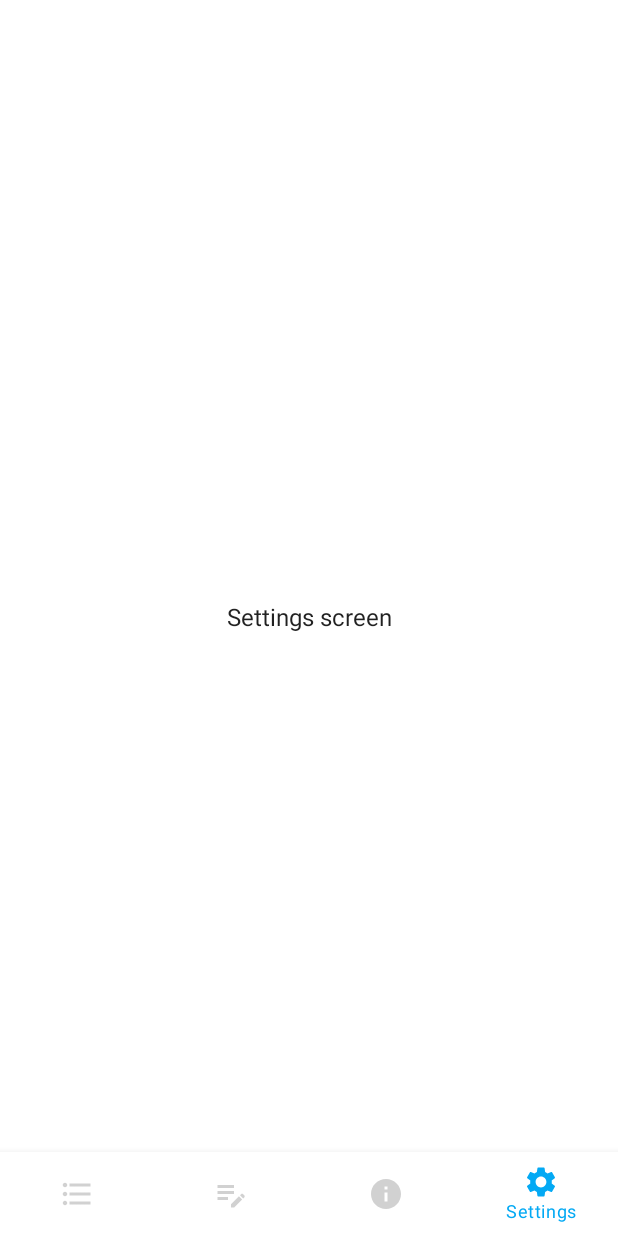
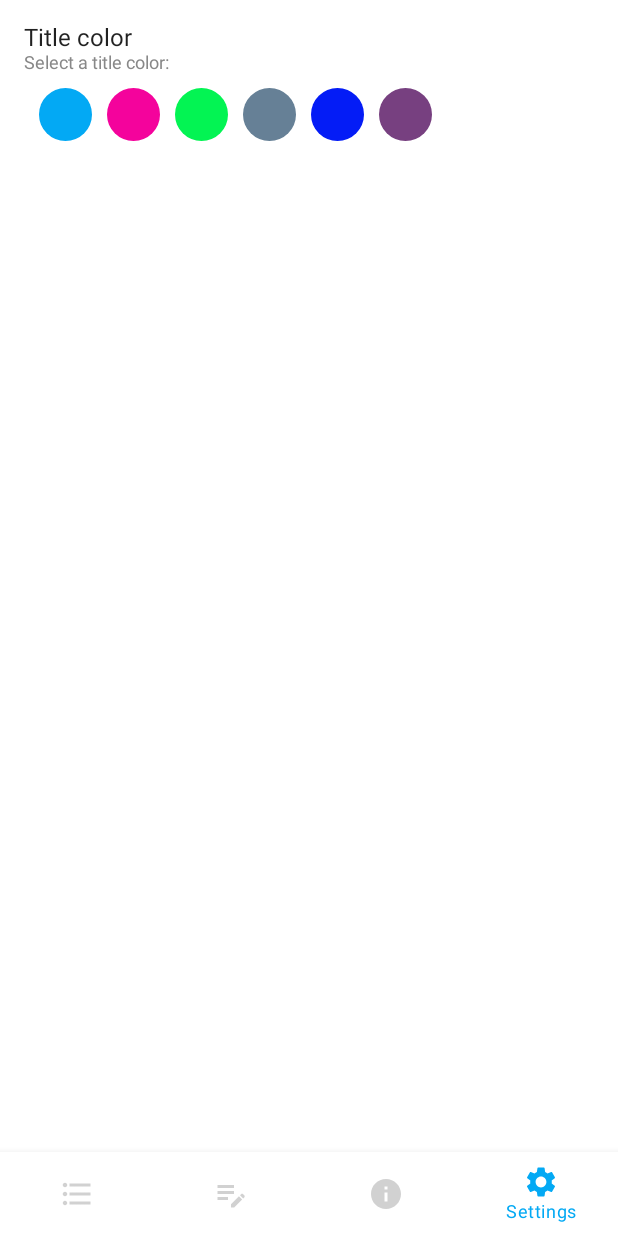
Before and after one commit to anmischenko/ShoppingList, an Android app built with Jetpack Compose: the screen it shows after launch (MainActivity), item 4 of the bottom bar chosen, on a phone screen of 412 x 824 dp. Run offline under Robolectric (Android 15) with nearby library versions, the phone set to English and light mode, and no system bars; our stand-ins replace Dagger/Hilt's generated code, Room's generated code.

Commit message:
UI settings

```diff
--- /dev/null
+++ b/app/src/main/java/com/example/shoppinglist/settings_screen/ColorItem.kt
@@ -0,0 +1,6 @@
+package com.example.shoppinglist.settings_screen
+
+data class ColorItem(
+    val color: String,
+    val isSelected: Boolean
+)
--- /dev/null
+++ b/app/src/main/java/com/example/shoppinglist/settings_screen/ColorUtils.kt
@@ -0,0 +1,12 @@
+package com.example.shoppinglist.settings_screen
+
+object ColorUtils {
+    val colorList = listOf(
+        "#03A9F4",
+        "#F4039C",
+        "#03F453",
+        "#668096",
+        "#041CF6",
+        "#774080"
+    )
+}
--- /dev/null
+++ b/app/src/main/java/com/example/shoppinglist/settings_screen/SettingsEvent.kt
@@ -0,0 +1,5 @@
+package com.example.shoppinglist.settings_screen
+
+sealed class SettingsEvent {
+    data class OnItemSelected(val color: String): SettingsEvent()
+}
--- a/app/src/main/java/com/example/shoppinglist/settings_screen/SettingsScreen.kt
+++ b/app/src/main/java/com/example/shoppinglist/settings_screen/SettingsScreen.kt
@@ -1,18 +1,44 @@
 package com.example.shoppinglist.settings_screen
 
+import androidx.compose.foundation.layout.Column
 import androidx.compose.foundation.layout.fillMaxSize
-import androidx.compose.foundation.layout.wrapContentHeight
-import androidx.compose.foundation.layout.wrapContentWidth
+import androidx.compose.foundation.layout.fillMaxWidth
+import androidx.compose.foundation.layout.padding
+import androidx.compose.foundation.lazy.LazyRow
+import androidx.compose.foundation.lazy.items
 import androidx.compose.material.Text
 import androidx.compose.runtime.Composable
 import androidx.compose.ui.Modifier
+import androidx.compose.ui.graphics.Color
+import androidx.compose.ui.unit.dp
+import androidx.compose.ui.unit.sp
+import androidx.hilt.navigation.compose.hiltViewModel
 
 @Composable
-fun SettingsScreen() {
-    Text(
-        text = "Settings screen",
-        modifier = Modifier.fillMaxSize()
-            .wrapContentWidth()
-            .wrapContentHeight()
-    )
+fun SettingsScreen(
+    viewModel: SettingsViewModel = hiltViewModel()
+) {
+    val list = viewModel.colorItemListState.value
+    Column(
+        modifier = Modifier
+            .fillMaxSize()
+            .padding(16.dp)
+    ) {
+        Text(
+            text = "Title color",
+            fontSize = 16.sp
+        )
+        Text(
+            text = "Select a title color:",
+            fontSize = 12.sp,
+            color = Color.Gray
+        )
+        LazyRow(modifier = Modifier
+            .fillMaxWidth()
+            .padding(top = 10.dp)) {
+            items(list) {item ->
+                UiColorItem(item)
+            }
+        }
+    }
 }
--- /dev/null
+++ b/app/src/main/java/com/example/shoppinglist/settings_screen/SettingsViewModel.kt
@@ -0,0 +1,28 @@
+package com.example.shoppinglist.settings_screen
+
+import androidx.compose.runtime.mutableStateOf
+import androidx.lifecycle.ViewModel
+import androidx.lifecycle.viewModelScope
+import dagger.hilt.android.lifecycle.HiltViewModel
+import kotlinx.coroutines.launch
+import javax.inject.Inject
+
+@HiltViewModel
+class SettingsViewModel @Inject constructor() : ViewModel() {
+    val colorItemListState = mutableStateOf<List<ColorItem>>(emptyList())
+
+    init {
+        viewModelScope.launch {
+            val tempColorItemList = ArrayList<ColorItem>()
+            ColorUtils.colorList.forEach { color ->
+                tempColorItemList.add(
+                    ColorItem(
+                        color,
+                        false
+                    )
+                )
+            }
+            colorItemListState.value = tempColorItemList
+        }
+    }
+}
--- /dev/null
+++ b/app/src/main/java/com/example/shoppinglist/settings_screen/UiColorItem.kt
@@ -0,0 +1,43 @@
+package com.example.shoppinglist.settings_screen
+
+import androidx.compose.foundation.background
+import androidx.compose.foundation.layout.padding
+import androidx.compose.foundation.layout.size
+import androidx.compose.foundation.shape.CircleShape
+import androidx.compose.material.Icon
+import androidx.compose.material.IconButton
+import androidx.compose.runtime.Composable
+import androidx.compose.ui.Modifier
+import androidx.compose.ui.draw.clip
+import androidx.compose.ui.graphics.Color
+import androidx.compose.ui.res.painterResource
+import androidx.compose.ui.tooling.preview.Preview
+import androidx.compose.ui.unit.dp
+import com.example.shoppinglist.R
+
+@Composable
+fun UiColorItem(
+    item: ColorItem,
+//    onEvent: (SettingsEvent) -> Unit
+) {
+    IconButton(
+        onClick = {
+            //onEvent(SettingsEvent.OnItemSelected(item.color))
+        },
+        modifier = Modifier
+            .padding(start = 10.dp)
+            .clip(CircleShape)
+            .size(35.dp)
+            .background(
+                color = Color(
+                    android.graphics.Color.parseColor(item.color)
+                )
+            )
+    ) {
+        if (item.isSelected) Icon(
+            painter = painterResource(id = R.drawable.check_icon),
+            contentDescription = "Check",
+            tint = Color.White
+        )
+    }
+}
--- /dev/null
+++ b/app/src/main/res/drawable/check_icon.xml
@@ -0,0 +1,5 @@
+<vector android:height="24dp" android:tint="#FFFFFF"
+    android:viewportHeight="24" android:viewportWidth="24"
+    android:width="24dp" xmlns:android="http://schemas.android.com/apk/res/android">
+    <path android:fillColor="@android:color/white" android:pathData="M9,16.17L4.83,12l-1.42,1.41L9,19 21,7l-1.41,-1.41z"/>
+</vector>
--- a/app/src/main/res/values/colors.xml
+++ b/app/src/main/res/values/colors.xml
@@ -8,4 +8,5 @@
     <color name="black">#FF000000</color>
     <color name="white">#FFFFFFFF</color>
     <color name="blue_light">#03A9F4</color>
+    <color name="test">#03A9F4</color>
 </resources>
```
